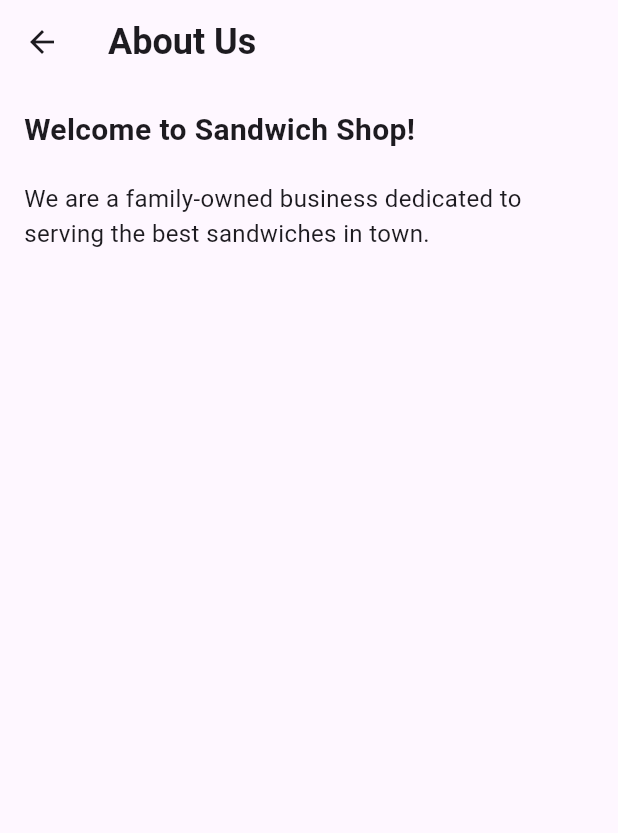
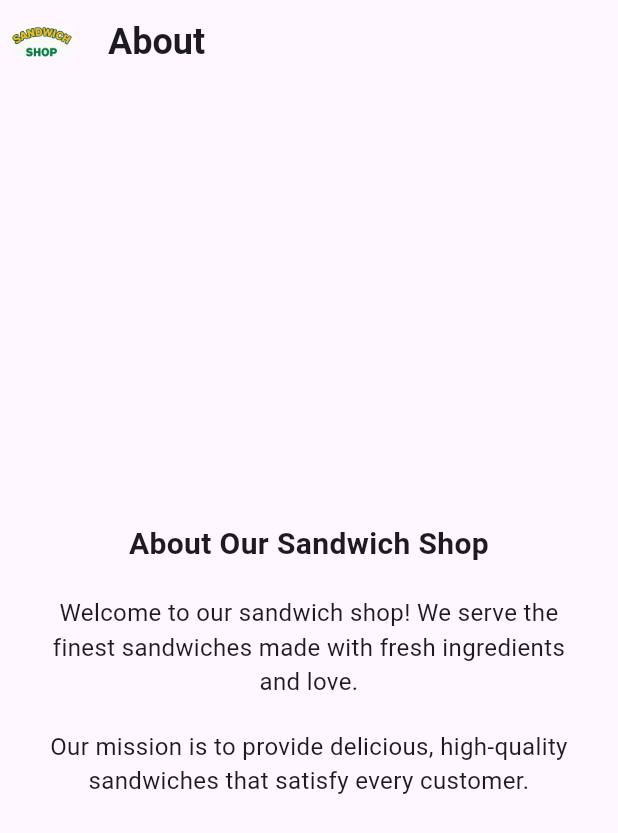
Before and after one commit to anirejlova/sandwich_shop-6, a Flutter app: the AboutScreen screen opened by its route, on a phone screen of 412 x 824 dp. Shown: the top 833 px of the screen. Run offline on Flutter 3.47's test engine with Material 3 defaults, Android fonts, the phone set to English and light mode, and no system bars.

```diff
--- a/lib/views/about_screen.dart
+++ b/lib/views/about_screen.dart
@@ -8,20 +8,47 @@ class AboutScreen extends StatelessWidget {
   Widget build(BuildContext context) {
     return Scaffold(
       appBar: AppBar(
-        title: const Text('About Us', style: heading1),
+        leading: Padding(
+          padding: const EdgeInsets.all(8.0),
+          child: SizedBox(
+            height: 100,
+            child: Image.asset('assets/images/logo.png'),
           ),
-      body: const Padding(
-        padding: EdgeInsets.all(16.0),
+        ),
+        title: const Text(
+          'About',
+          style: heading1,
+        ),
+      ),
+      body: const Center(
+        child: SingleChildScrollView(
+          child: Padding(
+            padding: EdgeInsets.all(20.0),
             child: Column(
-          crossAxisAlignment: CrossAxisAlignment.start,
+              crossAxisAlignment: CrossAxisAlignment.center,
               children: [
-            Text('Welcome to Sandwich Shop!', style: heading2),
                 SizedBox(height: 20),
                 Text(
-              'We are a family-owned business dedicated to serving the best sandwiches in town.',
+                  'About Our Sandwich Shop',
+                  style: heading2,
+                  textAlign: TextAlign.center,
+                ),
+                SizedBox(height: 20),
+                Text(
+                  'Welcome to our sandwich shop! We serve the finest sandwiches made with fresh ingredients and love.',
                   style: normalText,
+                  textAlign: TextAlign.center,
                 ),
+                SizedBox(height: 20),
+                Text(
+                  'Our mission is to provide delicious, high-quality sandwiches that satisfy every customer.',
+                  style: normalText,
+                  textAlign: TextAlign.center,
+                ),
+                SizedBox(height: 20),
               ],
+            ),
+          ),
         ),
       ),
     );
```
Also changed, not shown: lib/widgets/app_drawer.dart (added, +69 -0 lines). Lines whose indentation alone changed are shown as unchanged.
